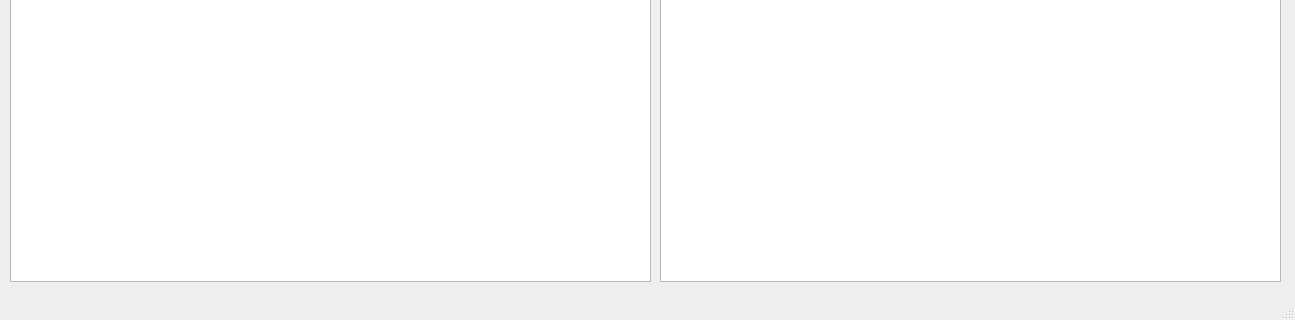
The window that Lab_01/gdraw.ui (piotrcholody/Graphs) describes before a commit, drawn with Qt 5; both pictures show x 0 to 1295 and y 445 to 765 of the 1295 by 765 pixel window.
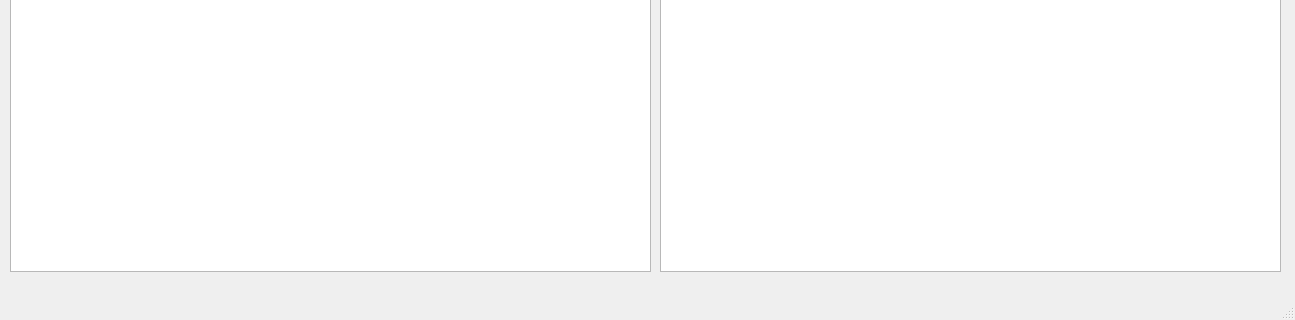
The same window after the commit.

```diff
--- a/Lab_01/gdraw.ui
+++ b/Lab_01/gdraw.ui
@@ -85,7 +85,7 @@
       <x>660</x>
       <y>360</y>
       <width>621</width>
-      <height>331</height>
+      <height>321</height>
      </rect>
     </property>
     <property name="editTriggers">
@@ -98,7 +98,7 @@
       <x>10</x>
       <y>360</y>
       <width>641</width>
-      <height>331</height>
+      <height>321</height>
      </rect>
     </property>
     <property name="editTriggers">
```
